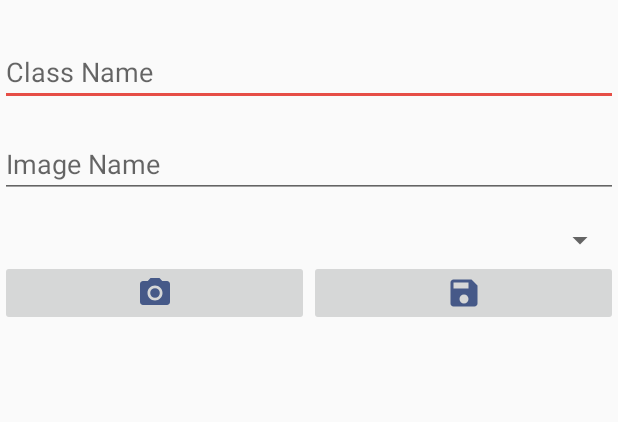
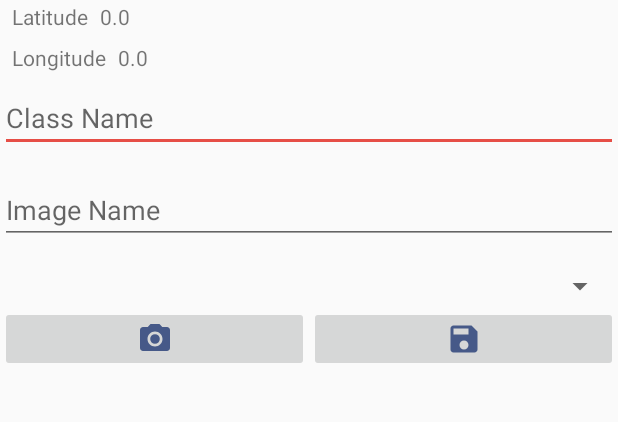
Before and after one commit to Clemenks/KeepingUpWithSchoolQ, an Android app: the screen it shows after launch (MainActivity), on a phone screen of 412 x 824 dp, the part 147-569 px from its top. Run offline under Robolectric (Android 15) with nearby library versions, the phone set to English and light mode, and no system bars.

```diff
--- a/app/src/main/AndroidManifest.xml
+++ b/app/src/main/AndroidManifest.xml
@@ -3,6 +3,8 @@
     package="edu.uc.clemenks.keepingupwithschool">
     <uses-permission android:name="android.permission.INTERNET"/>
     <uses-permission android:name="android.permission.CAMERA"/>
+    <uses-permission android:name="android.permission.ACCESS_FINE_LOCATION"/>
+    <uses-permission android:name="android.permission.ACCESS_COARSE_LOCATION"/>
     <uses-feature android:name="android.hardware.camera2" android:required="false"/>
 
 
--- /dev/null
+++ b/app/src/main/java/edu/uc/clemenks/keepingupwithschool/dto/LocationDetails.kt
@@ -0,0 +1,4 @@
+package edu.uc.clemenks.keepingupwithschool.dto
+
+data class LocationDetails (val longitude: String, val latitude: String) {
+}
--- /dev/null
+++ b/app/src/main/java/edu/uc/clemenks/keepingupwithschool/ui/main/LocationLiveData.kt
@@ -0,0 +1,63 @@
+package edu.uc.clemenks.keepingupwithschool.ui.main
+
+import android.content.Context
+import android.location.Location
+import androidx.lifecycle.LiveData
+import com.google.android.gms.location.LocationCallback
+import com.google.android.gms.location.LocationRequest
+import com.google.android.gms.location.LocationResult
+import com.google.android.gms.location.LocationServices
+import edu.uc.clemenks.keepingupwithschool.dto.LocationDetails
+
+class LocationLiveData(context: Context) : LiveData<LocationDetails>() {
+
+    private var fusedLocationClient = LocationServices.getFusedLocationProviderClient(context)
+
+    override fun onInactive() {
+        super.onInactive()
+        //turn off location updates
+        fusedLocationClient.removeLocationUpdates((locationCallback))
+    }
+
+    override fun onActive() {
+        super.onActive()
+        fusedLocationClient.lastLocation.addOnSuccessListener {
+            location: Location -> location.also {
+            setLocationData(it)
+        }
+        }
+        startLocationUpdates()
+    }
+
+    private fun startLocationUpdates() {
+        fusedLocationClient.requestLocationUpdates(locationRequest, locationCallback, null)
+    }
+
+    private val locationCallback = object : LocationCallback() {
+        override fun onLocationResult(locationResult: LocationResult?) {
+            super.onLocationResult(locationResult)
+
+            locationResult ?: return
+
+            for (location in locationResult.locations) {
+                setLocationData(location)
+            }
+        }
+    }
+
+    //If we've received a location update, this function will be called
+    private fun setLocationData(location: Location) {
+        value = LocationDetails(location.longitude.toString(), location.latitude.toString())
+    }
+
+    companion object {
+        val ONE_MINUTE : Long = 60000
+        val locationRequest : LocationRequest = LocationRequest.create().apply {
+            interval = ONE_MINUTE
+            fastestInterval = ONE_MINUTE/4
+            priority = LocationRequest.PRIORITY_HIGH_ACCURACY
+        }
+
+    }
+
+}
--- /dev/null
+++ b/app/src/main/java/edu/uc/clemenks/keepingupwithschool/ui/main/LocationViewModel.kt
@@ -0,0 +1,10 @@
+package edu.uc.clemenks.keepingupwithschool.ui.main
+
+import android.app.Application
+import androidx.lifecycle.AndroidViewModel
+
+class LocationViewModel(application: Application) : AndroidViewModel(application) {
+
+    private val locationLiveData = LocationLiveData(application)
+    fun getLocationLiveData() = locationLiveData
+}
--- a/app/src/main/java/edu/uc/clemenks/keepingupwithschool/ui/main/MainFragment.kt
+++ b/app/src/main/java/edu/uc/clemenks/keepingupwithschool/ui/main/MainFragment.kt
@@ -15,16 +15,21 @@ import android.view.View
 import android.view.ViewGroup
 import android.widget.Toast
 import androidx.core.content.ContextCompat
+import androidx.lifecycle.Observer
+import androidx.lifecycle.ViewModelProvider
 import edu.uc.clemenks.keepingupwithschool.R
 import kotlinx.android.synthetic.main.main_fragment.*
 
 class MainFragment : Fragment() {
 
-    val CAMERA_PERMISSION_REQUEST_CODE: Int = 1999
-    val CAMERA_REQUEST_CODE: Int = 1998
+    private val CAMERA_PERMISSION_REQUEST_CODE: Int = 1999
+    private val CAMERA_REQUEST_CODE: Int = 1998
+    private val LOCATION_PERMISSION_REQUEST_CODE = 2000
+
 
 
     private lateinit var viewModel: MainViewModel
+    private lateinit var locationViewModel: LocationViewModel
 
     override fun onCreateView(
         inflater: LayoutInflater, container: ViewGroup?,
@@ -39,8 +44,28 @@ class MainFragment : Fragment() {
        btnTakePic.setOnClickListener{
            prepTakePhoto()
        }
+        prepRequestLocationUpdates()
     }
-    //See if we have permission or not
+
+    //See if we have permission to get location
+    private fun prepRequestLocationUpdates() {
+        if (ContextCompat.checkSelfPermission(context!!, Manifest.permission.ACCESS_FINE_LOCATION) == PackageManager.PERMISSION_GRANTED) {
+            requestLocationUpdates()
+        } else {
+            val permissionRequest = arrayOf(Manifest.permission.ACCESS_FINE_LOCATION)
+            requestPermissions(permissionRequest, LOCATION_PERMISSION_REQUEST_CODE)
+        }
+    }
+
+    private fun requestLocationUpdates() {
+        locationViewModel = ViewModelProviders.of(this).get(LocationViewModel::class.java)
+        locationViewModel.getLocationLiveData().observe(viewLifecycleOwner, Observer {
+            lblLatitudeValue.text = it.latitude
+            lblLongitudeValue.text = it.longitude
+        })
+    }
+
+    //See if we have permission to take photo
     private fun prepTakePhoto() {
         if(ContextCompat.checkSelfPermission(context!!, Manifest.permission.CAMERA) == PackageManager.PERMISSION_GRANTED){
             takePhoto()
@@ -51,7 +76,7 @@ class MainFragment : Fragment() {
 
     }
 
-    //Checks permission request for access to camera
+    //Checks permission request for access to camera or Location
     override fun onRequestPermissionsResult(
         requestCode: Int,
         permissions: Array<out String>,
@@ -66,6 +91,13 @@ class MainFragment : Fragment() {
                     takePhoto()
                 }else{
                     Toast.makeText(context, "Unable to take photo without permission", Toast.LENGTH_LONG).show()
+                }
+            }
+            LOCATION_PERMISSION_REQUEST_CODE -> {
+                if(grantResults.isNotEmpty() && grantResults[0] == PackageManager.PERMISSION_GRANTED) {
+                    requestLocationUpdates()
+                } else {
+                    Toast.makeText(context, "Unable to update location without permission", Toast.LENGTH_LONG).show()
                 }
             }
         }
--- a/app/src/main/res/layout/main_fragment.xml
+++ b/app/src/main/res/layout/main_fragment.xml
@@ -30,11 +30,11 @@
         android:id="@+id/actClassName"
         android:layout_width="0dp"
         android:layout_height="wrap_content"
-        android:layout_marginTop="32dp"
+        android:layout_marginTop="8dp"
         android:hint="@string/ClassName"
         app:layout_constraintEnd_toEndOf="parent"
         app:layout_constraintStart_toStartOf="parent"
-        app:layout_constraintTop_toBottomOf="@+id/lblKeepUWS" />
+        app:layout_constraintTop_toBottomOf="@+id/lblLongitude" />
 
     <EditText
         android:id="@+id/txtImgName"
@@ -98,4 +98,44 @@
         app:layout_constraintStart_toStartOf="parent"
         app:layout_constraintTop_toBottomOf="@+id/linearLayout"
         tools:src="@tools:sample/avatars" />
+
+    <TextView
+        android:id="@+id/lblLatitide"
+        android:layout_width="wrap_content"
+        android:layout_height="wrap_content"
+        android:layout_marginStart="8dp"
+        android:layout_marginTop="8dp"
+        android:text="@string/latitude"
+        app:layout_constraintStart_toStartOf="parent"
+        app:layout_constraintTop_toBottomOf="@+id/lblKeepUWS" />
+
+    <TextView
+        android:id="@+id/lblLongitude"
+        android:layout_width="wrap_content"
+        android:layout_height="wrap_content"
+        android:layout_marginStart="8dp"
+        android:layout_marginTop="8dp"
+        android:text="@string/longitude"
+        app:layout_constraintStart_toStartOf="parent"
+        app:layout_constraintTop_toBottomOf="@+id/lblLatitide" />
+
+    <TextView
+        android:id="@+id/lblLatitudeValue"
+        android:layout_width="wrap_content"
+        android:layout_height="wrap_content"
+        android:layout_marginStart="8dp"
+        android:layout_marginTop="8dp"
+        android:text="@string/zeropointzero"
+        app:layout_constraintStart_toEndOf="@+id/lblLatitide"
+        app:layout_constraintTop_toBottomOf="@+id/lblKeepUWS" />
+
+    <TextView
+        android:id="@+id/lblLongitudeValue"
+        android:layout_width="wrap_content"
+        android:layout_height="wrap_content"
+        android:layout_marginStart="8dp"
+        android:layout_marginTop="8dp"
+        android:text="@string/zeropointzero"
+        app:layout_constraintStart_toEndOf="@+id/lblLongitude"
+        app:layout_constraintTop_toBottomOf="@+id/lblLatitudeValue" />
 </androidx.constraintlayout.widget.ConstraintLayout>
--- a/app/src/main/res/values/strings.xml
+++ b/app/src/main/res/values/strings.xml
@@ -8,4 +8,7 @@
     <string name="PhotoButt">Photo Button</string>
     <string name="SaveButt">Save Button</string>
     <string name="imageViewDesc">View for displaying image</string>
+    <string name="latitude">Latitude</string>
+    <string name="longitude">Longitude</string>
+    <string name="zeropointzero">0.0</string>
 </resources>
```
Also changed, not shown: app/build.gradle (+7 -6 lines).
